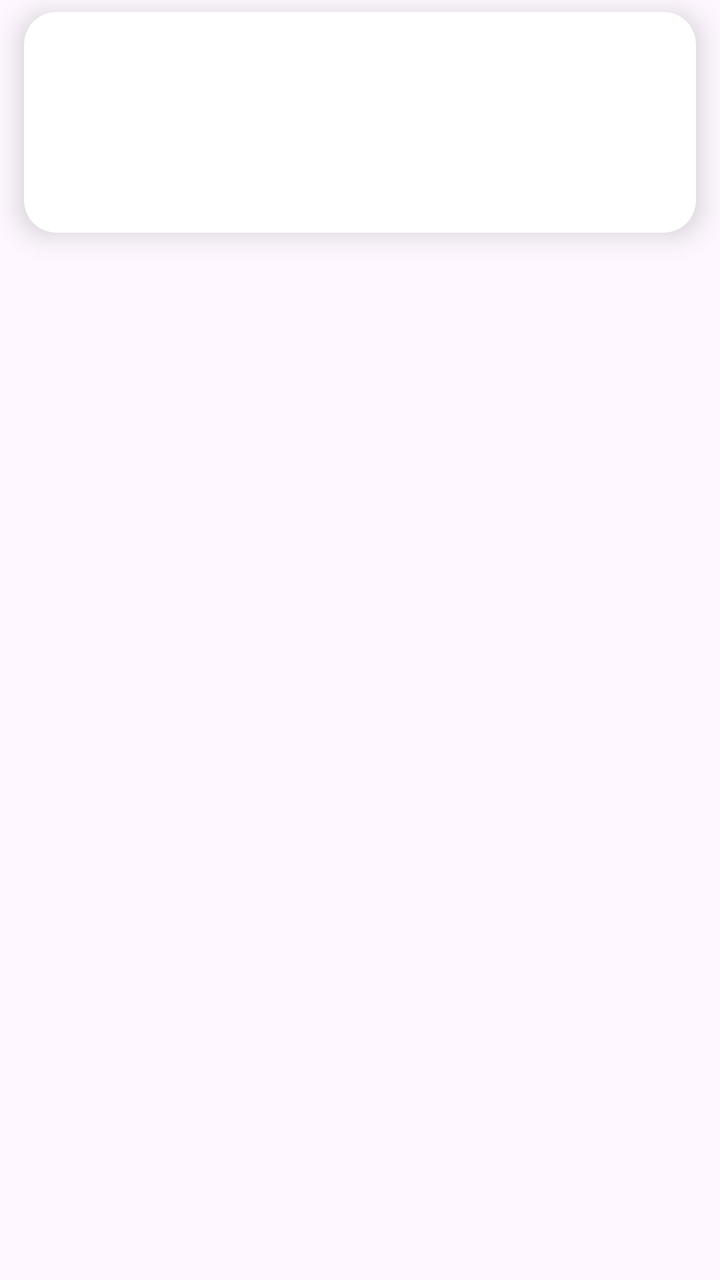
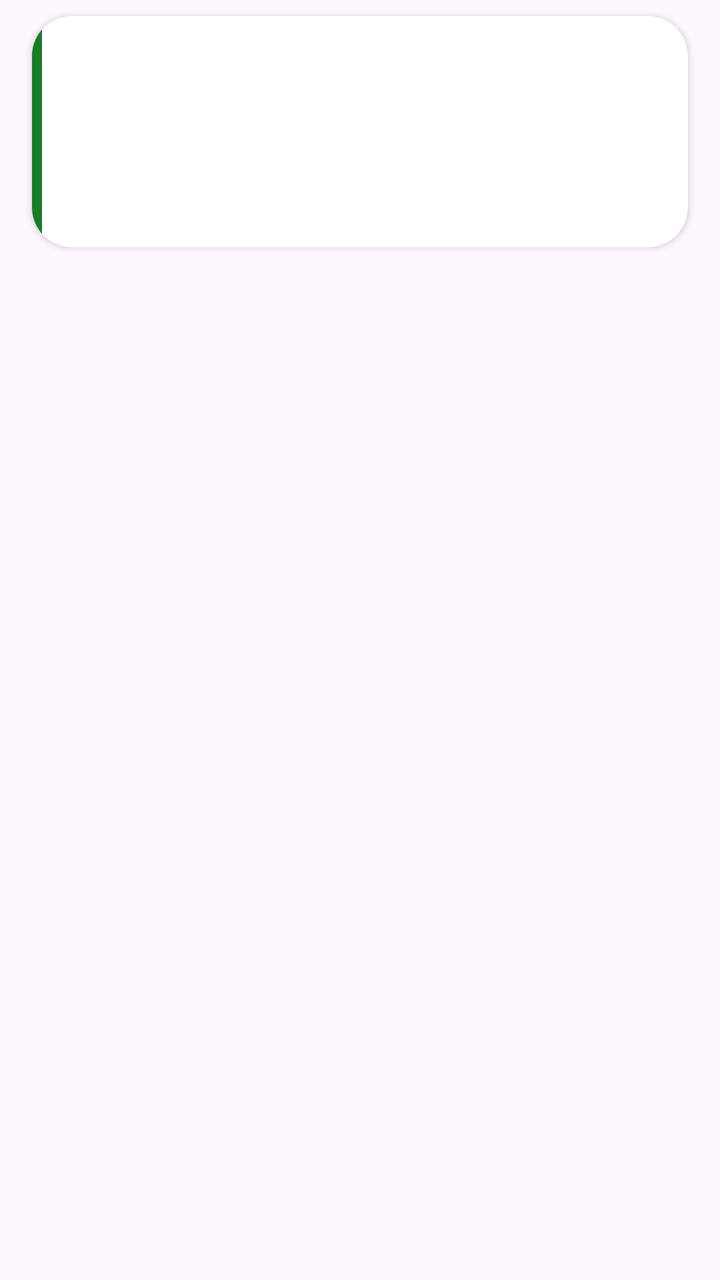

Screens rendered from an Android XML layout before and after an edit, with the pre-edit source and the edit as a unified diff.
<!-- AndroidManifest.xml: application theme Theme.TrackIt -->
<!-- res/layout/item_task.xml -->
<?xml version="1.0" encoding="utf-8"?>
<FrameLayout xmlns:android="http://schemas.android.com/apk/res/android"
    xmlns:app="http://schemas.android.com/apk/res-auto"
    android:layout_width="match_parent"
    android:layout_height="wrap_content">

    <LinearLayout
        android:id="@+id/buttonContainer"
        android:layout_width="wrap_content"
        android:layout_height="match_parent"
        android:orientation="horizontal"
        android:gravity="center_vertical"
        android:paddingStart="24dp"
        android:alpha="0">

        <ImageButton
            android:id="@+id/btnEditTask"
            android:layout_width="48dp"
            android:layout_height="48dp"
            android:layout_marginEnd="12dp"
            android:background="@drawable/circle_dark_yellow"
            android:src="@android:drawable/ic_menu_edit"
            app:tint="#FFFFFF"
            android:contentDescription="Edit"/>

        <ImageButton
            android:id="@+id/btnDeleteTask"
            android:layout_width="48dp"
            android:layout_height="48dp"
            android:background="@drawable/circle_red"
            android:src="@drawable/outline_delete_24"
            app:tint="#FFFFFF"
            android:contentDescription="Delete"/>
    </LinearLayout>

    <androidx.cardview.widget.CardView
        android:id="@+id/cardContent"
        android:layout_width="match_parent"
        android:layout_height="wrap_content"
        android:layout_marginHorizontal="12dp"
        android:layout_marginVertical="6dp"
        app:cardCornerRadius="16dp"
        app:cardElevation="8dp"
        android:backgroundTint="@color/habit_bg_color"

        android:clickable="true"
        android:focusable="true"
        android:foreground="?android:attr/selectableItemBackground">

        <LinearLayout
            android:layout_width="match_parent"
            android:layout_height="wrap_content"
            android:orientation="vertical"
            android:padding="16dp">

            <TextView
                android:id="@+id/tvTitle"
                android:layout_width="match_parent"
                android:layout_height="wrap_content"
                android:textColor="@color/text_primary"
                android:textSize="18sp"
                android:textStyle="bold"/>

            <TextView
                android:id="@+id/tvDescription"
                android:layout_width="match_parent"
                android:layout_height="wrap_content"
                android:textColor="@color/text_primary"
                android:textSize="14sp"
                android:layout_marginTop="6dp"/>

            <TextView
                android:id="@+id/tvTime"
                android:layout_width="match_parent"
                android:layout_height="wrap_content"
                android:textColor="@color/text_primary"
                android:textSize="14sp"
                android:layout_marginTop="10dp"/>
        </LinearLayout>
    </androidx.cardview.widget.CardView>
</FrameLayout>
<!-- resources referenced by this layout -->
<resources>
  <color name="habit_bg_color">#FFFFFF</color>
  <color name="text_primary">#000000</color>
  <!-- drawable circle_dark_yellow (drawable) -->
  <shape xmlns:android="http://schemas.android.com/apk/res/android" android:shape="oval">
      <solid android:color="#FFD600"/>
  </shape>
  <!-- drawable circle_red (drawable) -->
  <shape xmlns:android="http://schemas.android.com/apk/res/android" android:shape="oval">
      <solid android:color="#F44336"/>
  </shape>
  <!-- drawable outline_delete_24 (drawable) -->
  <vector xmlns:android="http://schemas.android.com/apk/res/android" android:height="24dp" android:tint="#000000" android:viewportHeight="960" android:viewportWidth="960" android:width="24dp">
        
      <path android:fillColor="@android:color/white" android:pathData="M280,840Q247,840 223.5,816.5Q200,793 200,760L200,240L160,240L160,160L360,160L360,120L600,120L600,160L800,160L800,240L760,240L760,760Q760,793 736.5,816.5Q713,840 680,840L280,840ZM680,240L280,240L280,760Q280,760 280,760Q280,760 280,760L680,760Q680,760 680,760Q680,760 680,760L680,240ZM360,680L440,680L440,320L360,320L360,680ZM520,680L600,680L600,320L520,320L520,680ZM280,240L280,240L280,760Q280,760 280,760Q280,760 280,760L280,760Q280,760 280,760Q280,760 280,760L280,240Z"/>
      
  </vector>
  <style name="Theme.TrackIt" parent="Base.Theme.TrackIt" />
  <style name="Base.Theme.TrackIt" parent="Theme.Material3.DayNight.NoActionBar">
          
          
      </style>
</resources>

<!-- the commit's change to res/layout/item_task.xml (unified diff, before → after) -->
@@ -37,12 +37,11 @@
         android:id="@+id/cardContent"
         android:layout_width="match_parent"
         android:layout_height="wrap_content"
-        android:layout_marginHorizontal="12dp"
-        android:layout_marginVertical="6dp"
-        app:cardCornerRadius="16dp"
-        app:cardElevation="8dp"
+        android:layout_marginHorizontal="16dp"
+        android:layout_marginVertical="8dp"
+        app:cardCornerRadius="20dp"
+        app:cardElevation="2dp"
         android:backgroundTint="@color/habit_bg_color"
-
         android:clickable="true"
         android:focusable="true"
         android:foreground="?android:attr/selectableItemBackground">
@@ -50,32 +49,58 @@
         <LinearLayout
             android:layout_width="match_parent"
             android:layout_height="wrap_content"
-            android:orientation="vertical"
-            android:padding="16dp">
+            android:orientation="horizontal">
 
-            <TextView
-                android:id="@+id/tvTitle"
+            <View
+                android:layout_width="5dp"
+                android:layout_height="match_parent"
+                android:background="#187D24" />
+
+            <LinearLayout
                 android:layout_width="match_parent"
                 android:layout_height="wrap_content"
-                android:textColor="@color/text_primary"
-                android:textSize="18sp"
-                android:textStyle="bold"/>
+                android:orientation="vertical"
+                android:paddingHorizontal="20dp"
+                android:paddingVertical="18dp">
 
-            <TextView
-                android:id="@+id/tvDescription"
-                android:layout_width="match_parent"
-                android:layout_height="wrap_content"
-                android:textColor="@color/text_primary"
-                android:textSize="14sp"
-                android:layout_marginTop="6dp"/>
+                <TextView
+                    android:id="@+id/tvTitle"
+                    android:layout_width="match_parent"
+                    android:layout_height="wrap_content"
+                    android:textColor="@color/text_primary"
+                    android:textSize="18sp"
+                    android:textStyle="bold"
+                    android:letterSpacing="-0.01" />
 
-            <TextView
-                android:id="@+id/tvTime"
-                android:layout_width="match_parent"
-                android:layout_height="wrap_content"
-                android:textColor="@color/text_primary"
-                android:textSize="14sp"
-                android:layout_marginTop="10dp"/>
+                <TextView
+                    android:id="@+id/tvDescription"
+                    android:layout_width="match_parent"
+                    android:layout_height="wrap_content"
+                    android:textColor="@color/text_primary"
+                    android:alpha="0.75"
+                    android:textSize="14sp"
+                    android:layout_marginTop="6dp"
+                    android:lineSpacingMultiplier="1.1" />
+
+                <LinearLayout
+                    android:layout_width="wrap_content"
+                    android:layout_height="wrap_content"
+                    android:layout_marginTop="14dp"
+                    android:orientation="horizontal"
+                    android:gravity="center_vertical"
+                    android:background="@android:color/transparent">
+
+                    <TextView
+                        android:id="@+id/tvTime"
+                        android:layout_width="wrap_content"
+                        android:layout_height="wrap_content"
+                        android:textColor="#187D24"
+                        android:textStyle="bold"
+                        android:textSize="12sp"
+                        android:letterSpacing="0.05" />
+                </LinearLayout>
+
+            </LinearLayout>
         </LinearLayout>
     </androidx.cardview.widget.CardView>
 </FrameLayout>
